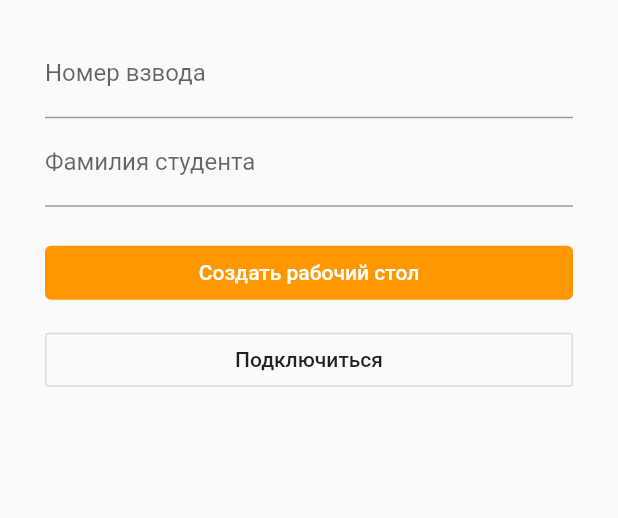
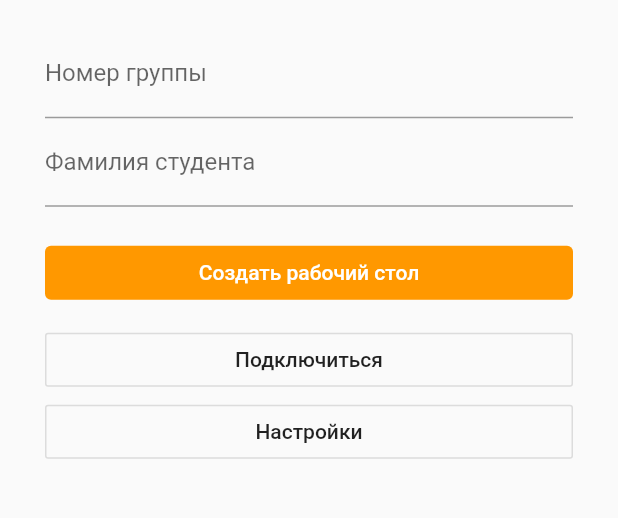
Before and after one commit to one-marker/gossamer, a Flutter app: the screen it shows after launch, on a phone screen of 412 x 824 dp, the part 212-730 px from its top. Run offline on Flutter 3.47's test engine with Material 2 defaults, Android fonts, the phone set to English and light mode, and no system bars; our stand-ins replace shared_preferences; Roboto replaces fonts that are missing (Quicksand).

```diff
--- /dev/null
+++ b/lib/colours.dart
@@ -0,0 +1,6 @@
+import 'package:flutter/material.dart';
+
+const primaryColor = Colors.black;
+const primaryLight = const Color(0xFFB71C1C);
+const primaryDark = const Color(0xFFFF9F59);
+const secondaryColor = Colors.white;
--- a/lib/main.dart
+++ b/lib/main.dart
@@ -1,6 +1,7 @@
 import 'dart:core';
 
 import 'package:flutter/material.dart';
+import 'package:frontend/theme.dart';
 
 import 'pages/home_page.dart';
 
@@ -20,12 +21,14 @@ class MyApp extends StatelessWidget {
         }
       },
       child: MaterialApp(
-        title: 'GnuRadio Demo',
-        theme: ThemeData(
-          primarySwatch: Colors.blue,
-        ),
+        title: 'Gnu Radio',
+        theme: buildThemeData(),
         home: MyHomePage(),
       ),
     );
   }
 }
+
+//ThemeData(
+//           primarySwatch: Colors.blue,
+//         ),
--- a/lib/pages/home_page.dart
+++ b/lib/pages/home_page.dart
@@ -4,8 +4,9 @@ import 'dart:core';
 
 import 'package:flutter/material.dart';
 import 'package:frontend/vnc_install.dart';
+import 'package:frontend/pages/settings_page.dart';
 import 'package:http/http.dart' as http;
-
+import 'package:frontend/config/settingsUtil.dart';
 
 class MyHomePage extends StatefulWidget {
   MyHomePage({Key key, this.title}) : super(key: key);
@@ -19,7 +20,7 @@ class MyHomePage extends StatefulWidget {
 
 class _MyHomePageState extends State<MyHomePage> {
 
-  static final String apiUrl = 'http://192.168.0.128:3000';
+  String apiUrl = 'http://192.168.0.128:3000';
 
   String sessionId = "";
 
@@ -29,6 +30,28 @@ class _MyHomePageState extends State<MyHomePage> {
 
   final TextEditingController nameTextField = new TextEditingController();
   final TextEditingController platTextField = new TextEditingController();
+
+  @override
+  void didChangeDependencies() {
+    print("didChangeDependencies");
+  }
+
+  //@override
+  void initState() {
+    //super.initState();
+    print("initState");
+    getIntFromLocalMemory('fio').then((value) => {
+      nameTextField.text = value
+    });
+    getIntFromLocalMemory('group').then((value) => {
+      platTextField.text = value
+    });
+    getIntFromLocalMemory('apiUrl').then((value) => {
+      apiUrl = value
+    });
+
+    print(apiUrl);
+  }
 
   setStatusMessage(String status) {
     setState(() {
@@ -171,7 +194,7 @@ class _MyHomePageState extends State<MyHomePage> {
             TextField(
                 controller: platTextField,
                 decoration: const InputDecoration(
-                  labelText: 'Номер взвода',
+                  labelText: 'Номер группы',
                 )),
             TextField(
                 controller: nameTextField,
@@ -198,7 +221,7 @@ class _MyHomePageState extends State<MyHomePage> {
                     builder: (BuildContext context) {
                       return AlertDialog(
                         title: Text("Неправильные данные!"),
-                        content: Text("Взвод состоит только из целых чисел"),
+                        content: Text("Группа состоит только из целых чисел"),
                         actions: [
                           FlatButton(
                             child: Text("Закрыть"),
@@ -249,6 +272,18 @@ class _MyHomePageState extends State<MyHomePage> {
                 textAlign: TextAlign.center,
               ),
             ),
+            OutlineButton(
+              onPressed: () {
+                Navigator.push(
+                  context,
+                  MaterialPageRoute(builder: (context) => SettingsScreen()),
+                ).whenComplete(() => initState());
+              },
+              child: Text(
+                'Настройки',
+                textAlign: TextAlign.center,
+              ),
+            ),
             SizedBox(
               height: 40.0,
             ),
--- /dev/null
+++ b/lib/theme.dart
@@ -0,0 +1,14 @@
+import 'package:flutter/material.dart';
+import 'package:frontend/utils.dart';
+
+import 'colours.dart';
+
+ThemeData buildThemeData() {
+  final baseTheme = ThemeData(fontFamily: AvailableFonts.primaryFont);
+
+  return baseTheme.copyWith(
+    primaryColor: primaryColor,
+    primaryColorDark: primaryDark,
+    primaryColorLight: primaryLight,
+    accentColor: secondaryColor,
+  );}
--- /dev/null
+++ b/lib/utils.dart
@@ -0,0 +1,4 @@
+class AvailableFonts {
+  static const primaryFont = "Quicksand";
+  static const primaryFontSize = 14.0;
+}
```
Also changed, not shown: lib/config/app_config.dart (deleted, +0 -24 lines), lib/config/settingsUtil.dart (added, +18 -0 lines), lib/pages/settings_page.dart (renamed from lib/config/settings.dart, +100 -51 lines), assets/user.jpg (added).
